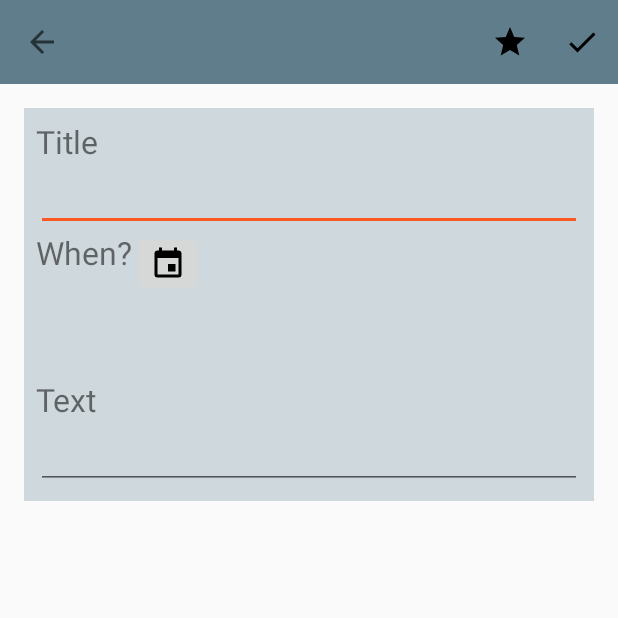
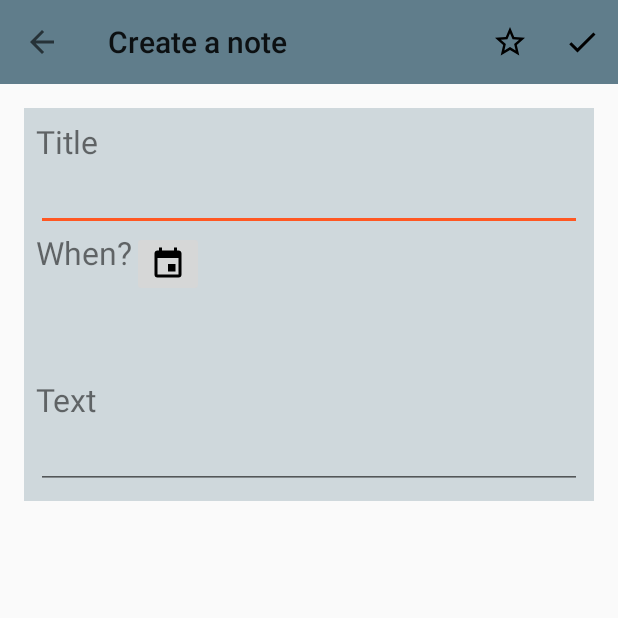
Before and after one commit to AndreaValenziano/ToDoList, an Android app: the screen it shows after launch (AddActivity), after a tap on an icon or button, on a phone screen of 412 x 824 dp, the top half of it. Run offline under Robolectric (Android 15) with nearby library versions, the phone set to English and light mode, and no system bars; 3 other taps on this screen came first.

```diff
--- a/app/src/main/java/com/example/andreavalenziano/todolist/activities/AddActivity.java
+++ b/app/src/main/java/com/example/andreavalenziano/todolist/activities/AddActivity.java
@@ -39,7 +39,7 @@ public class AddActivity extends AppCompatActivity {
     private DatePickerDialog fromDatePickerDialog;
 
     @Override
-    protected void onCreate( Bundle savedInstanceState) {
+    protected void onCreate(Bundle savedInstanceState) {
         intent = getIntent();
         super.onCreate(savedInstanceState);
         setContentView(R.layout.activity_add);
@@ -52,25 +52,22 @@ public class AddActivity extends AppCompatActivity {
         ActionBar actionBar = getSupportActionBar();
         actionBar.setDisplayHomeAsUpEnabled(true);
         actionBar.setDefaultDisplayHomeAsUpEnabled(true);
-
-
+        actionBar.setTitle("Create a note");
 
 
         titleET = (EditText) findViewById(R.id.title_et);
         dateExpTV = (TextView) findViewById(R.id.expiration_date_tv);
         textBodyET = (EditText) findViewById(R.id.text_body_et);
-        starIcon=(ImageView)findViewById(R.id.star_off_add);
+        starIcon = (ImageView) findViewById(R.id.star_off_add);
 
-        calendar_button=(ImageButton) findViewById(R.id.calendar_button);
-
+        calendar_button = (ImageButton) findViewById(R.id.calendar_button);
 
 
         if (intent.getBooleanExtra(MainActivity.EDIT, true)) {
-            setTitle("Edit note");
+            actionBar.setTitle("Edit note");
             titleET.setText(intent.getStringExtra(MainActivity.TITLE));
             dateExpTV.setText(intent.getStringExtra(MainActivity.DATE_EXP));
             textBodyET.setText(intent.getStringExtra(MainActivity.TEXT_BODY));
-
 
 
         }
@@ -82,15 +79,15 @@ public class AddActivity extends AppCompatActivity {
                 int startMonth = c.get(Calendar.MONTH);
                 int startDay = c.get(Calendar.DAY_OF_MONTH);
 
-                DatePickerDialog datePickerDialog=new DatePickerDialog(AddActivity.this, new DatePickerDialog.OnDateSetListener() {
+                DatePickerDialog datePickerDialog = new DatePickerDialog(AddActivity.this, new DatePickerDialog.OnDateSetListener() {
                     @Override
                     public void onDateSet(DatePicker view, int year, int month, int dayOfMonth) {
-                        String date=dayOfMonth+"-"+(month+1)+"-"+year;
+                        String date = dayOfMonth + "-" + (month + 1) + "-" + year;
                         System.out.println(date);
 
                         dateExpTV.setText(date);
                     }
-                },startYear, startMonth, startDay);
+                }, startYear, startMonth, startDay);
 
                 datePickerDialog.setTitle("Calendar");
                 datePickerDialog.show();
@@ -102,20 +99,19 @@ public class AddActivity extends AppCompatActivity {
     @Override
     public boolean onCreateOptionsMenu(Menu menu) {
         getMenuInflater().inflate(R.menu.menu_add, menu);
-       MenuItem item= menu.findItem(R.id.star_off_add);
+        MenuItem item = menu.findItem(R.id.star_off_add);
 
-        if(intent.getBooleanExtra(MainActivity.SPECIAL,true)){
+        if (intent.getBooleanExtra(MainActivity.SPECIAL, false)) {
             item.setIcon(R.drawable.ic_star_on);
-            isSpecial=true;
-        }
-        else
-        {
+            isSpecial = true;
+        } else {
             item.setIcon(R.drawable.ic_star_off);
-            isSpecial=false;
+            isSpecial = false;
         }
 
         return true;
     }
+
     @Override
     public boolean onOptionsItemSelected(MenuItem item) {
         // Handle item selection
@@ -138,12 +134,10 @@ public class AddActivity extends AppCompatActivity {
     }
 
     private void setSpecial(MenuItem item) {
-        isSpecial=!isSpecial;
-        if(isSpecial){
+        isSpecial = !isSpecial;
+        if (isSpecial) {
             item.setIcon(R.drawable.ic_star_on);
-        }
-        else
-        {
+        } else {
             item.setIcon(R.drawable.ic_star_off);
         }
 
@@ -152,28 +146,27 @@ public class AddActivity extends AppCompatActivity {
     private void deleteNote() {
 
 
-        intent.putExtra(MainActivity.DELETED,true);
-        setResult(Activity.RESULT_OK,intent);
+        intent.putExtra(MainActivity.DELETED, true);
+        setResult(Activity.RESULT_OK, intent);
 
     }
 
-    public void newNote(){
+    public void newNote() {
 
-        String title= titleET.getText().toString();
-        String dateExp= dateExpTV.getText().toString();
-        String textBody= textBodyET.getText().toString();
+        String title = titleET.getText().toString();
+        String dateExp = dateExpTV.getText().toString();
+        String textBody = textBodyET.getText().toString();
 
-        intent.putExtra(MainActivity.TITLE,title);
-        intent.putExtra(MainActivity.DATE_EXP,dateExp);
-        intent.putExtra(MainActivity.TEXT_BODY,textBody);
-        intent.putExtra(MainActivity.SPECIAL,isSpecial);
-        if(intent.getBooleanExtra(MainActivity.EDIT,true)){
-            intent.putExtra(MainActivity.EDIT,true);
+        intent.putExtra(MainActivity.TITLE, title);
+        intent.putExtra(MainActivity.DATE_EXP, dateExp);
+        intent.putExtra(MainActivity.TEXT_BODY, textBody);
+        intent.putExtra(MainActivity.SPECIAL, isSpecial);
+        if (intent.getBooleanExtra(MainActivity.EDIT, true)) {
+            intent.putExtra(MainActivity.EDIT, true);
         }
-        setResult(Activity.RESULT_OK,intent);
+        setResult(Activity.RESULT_OK, intent);
         finish();
     }
 
 
-
 }
--- a/app/src/main/java/com/example/andreavalenziano/todolist/activities/MainActivity.java
+++ b/app/src/main/java/com/example/andreavalenziano/todolist/activities/MainActivity.java
@@ -1,16 +1,20 @@
 package com.example.andreavalenziano.todolist.activities;
 
 import android.app.Activity;
+import android.content.Context;
 import android.content.Intent;
-import android.media.Image;
+import android.content.SharedPreferences;
 import android.os.Bundle;
 import android.support.design.widget.FloatingActionButton;
 import android.support.design.widget.Snackbar;
 import android.support.v7.app.AppCompatActivity;
 import android.support.v7.widget.LinearLayoutManager;
 import android.support.v7.widget.RecyclerView;
+import android.support.v7.widget.StaggeredGridLayoutManager;
 import android.support.v7.widget.Toolbar;
 import android.util.Log;
+import android.view.Menu;
+import android.view.MenuInflater;
 import android.view.View;
 import android.widget.Button;
 import android.view.MenuItem;
@@ -33,7 +37,7 @@ import static com.example.andreavalenziano.todolist.models.StateType.TODO;
  * Created by AndreaValenziano on 20/02/17.
  */
 
-public class MainActivity extends AppCompatActivity implements View.OnClickListener {
+public class MainActivity extends AppCompatActivity implements View.OnClickListener{
     Button toDoBtn;
     Button completeBtn;
     FloatingActionButton addBtn;
@@ -41,10 +45,16 @@ public class MainActivity extends AppCompatActivity implements View.OnClickListe
     ImageView starIcon;
     private RecyclerView noteRV;
     private RecyclerView.LayoutManager layoutManager;
+
     private static RelativeLayout relativeLayout;
     private NoteAdapter adapter;
 
     DatabaseHandler dbHandler;
+
+
+    private int STAGGERED_LAYOUT = 20;
+    private int LINEAR_LAYOUT = 21;
+    private int layoutManagerType = LINEAR_LAYOUT;
 
 
     //constants
@@ -58,7 +68,8 @@ public class MainActivity extends AppCompatActivity implements View.OnClickListe
     public static final String ID = "id";
     public static final String EDIT = "iseditable";
     public static final String DELETED = "isdeleted";
-    public static final String SPECIAL= "special";
+    public static final String SPECIAL = "special";
+    private static final String LAYOUT_MANAGER_KEY = "LAYOUT_MANAGER_KEY";
     public Snackbar snackbar;
 
     //flag
@@ -71,39 +82,83 @@ public class MainActivity extends AppCompatActivity implements View.OnClickListe
         setContentView(R.layout.activity_main);
 
         //toolbar
-        setTitle("Home");
-        Toolbar toolbar = (Toolbar) findViewById(R.id.toolbar);
+        Toolbar toolbar = (Toolbar) findViewById(R.id.toolbar_main);
         setSupportActionBar(toolbar);
-        //getSupportActionBar().setTitle("Home");
-
-
+        getSupportActionBar().setTitle(R.string.home);
 
 
         toDoBtn = (Button) findViewById(R.id.to_do_button);
         completeBtn = (Button) findViewById(R.id.complete_button);
         addBtn = (FloatingActionButton) findViewById(R.id.create_button);
 
-        starIcon=(ImageView) findViewById(R.id.star_icon_main);
+        starIcon = (ImageView) findViewById(R.id.star_icon_main);
 
         noteRV = (RecyclerView) findViewById(R.id.to_do_list_rv);
         adapter = new NoteAdapter(this);
-        layoutManager = new LinearLayoutManager(this);
+        // layoutManager = new LinearLayoutManager(this);
+        layoutManager = getSavedLayoutManager();
+
         noteRV.setLayoutManager(layoutManager);
         noteRV.setAdapter(adapter);
         registerForContextMenu(noteRV);
 
-        relativeLayout= (RelativeLayout) findViewById(R.id.main_layout);
+        relativeLayout = (RelativeLayout) findViewById(R.id.main_layout);
 
         toDoBtn.setOnClickListener(this);
         completeBtn.setOnClickListener(this);
         addBtn.setOnClickListener(this);
 
-       dbHandler = new DatabaseHandler(this);
+        dbHandler = new DatabaseHandler(this);
         adapter.setDataSet(dbHandler.getAllNotes());
 
 
     }
 
+    private RecyclerView.LayoutManager getSavedLayoutManager() {
+        SharedPreferences sharedPrefs = getSharedPreferences(getString(R.string.preference_file_key), Context.MODE_PRIVATE);
+        int layoutManager = sharedPrefs.getInt(LAYOUT_MANAGER_KEY, -1);
+        if (layoutManager == STAGGERED_LAYOUT) {
+            setLayoutManagerType(layoutManager);
+            return new StaggeredGridLayoutManager(2, StaggeredGridLayoutManager.VERTICAL);
+
+        }
+        if (layoutManager == LINEAR_LAYOUT) {
+            setLayoutManagerType(layoutManager);
+            return new LinearLayoutManager(this);
+        }
+        return new LinearLayoutManager(this);
+
+    }
+
+    @Override
+    public boolean onCreateOptionsMenu(Menu menu) {
+        MenuInflater inflater = getMenuInflater();
+        inflater.inflate(R.menu.menu_main, menu);
+        return super.onCreateOptionsMenu(menu);
+    }
+
+    @Override
+    public boolean onOptionsItemSelected(MenuItem item) {
+        int id = item.getItemId();
+        if (id == R.id.action_settings) {
+            Log.d("menu", "getLayoutManagerType " + getLayoutManagerType());
+            if (getLayoutManagerType() == STAGGERED_LAYOUT) {
+                setLayoutManagerType(LINEAR_LAYOUT);
+                noteRV.setLayoutManager(new LinearLayoutManager(this));
+                item.setIcon(getDrawable(R.drawable.view_quilt));
+
+
+            } else {
+                setLayoutManagerType(STAGGERED_LAYOUT);
+                noteRV.setLayoutManager(new StaggeredGridLayoutManager(2, StaggeredGridLayoutManager.VERTICAL));
+                item.setIcon(getDrawable(R.drawable.view_list));
+
+            }
+
+        }
+
+        return super.onOptionsItemSelected(item);
+    }
 
 
     @Override
@@ -137,19 +192,18 @@ public class MainActivity extends AppCompatActivity implements View.OnClickListe
             String title = data.getStringExtra(TITLE);
             String dateExp = data.getStringExtra(DATE_EXP);
             String textBody = data.getStringExtra(TEXT_BODY);
-            Boolean special= data.getBooleanExtra(SPECIAL,false);
+            Boolean special = data.getBooleanExtra(SPECIAL, false);
             Calendar dateCr = new GregorianCalendar();
-            SimpleDateFormat sDF=new SimpleDateFormat();
-            String dateCreation =sDF.format(dateCr.getTime());
+            SimpleDateFormat sDF = new SimpleDateFormat();
+            String dateCreation = sDF.format(dateCr.getTime());
             note = new Note(title, textBody, dateExp, dateCreation, dateCreation, TODO, special);
             adapter.addNote(note);
 
             dbHandler.addNote(note);
-            if(note.getId()>-1){
-                 snackbar= Snackbar.make(relativeLayout, R.string.adding_success, Snackbar.LENGTH_SHORT);
-            }else
-            {
-                snackbar= Snackbar.make(relativeLayout, R.string.database_error, Snackbar.LENGTH_SHORT);
+            if (note.getId() > -1) {
+                snackbar = Snackbar.make(relativeLayout, R.string.adding_success, Snackbar.LENGTH_SHORT);
+            } else {
+                snackbar = Snackbar.make(relativeLayout, R.string.database_error, Snackbar.LENGTH_SHORT);
             }
             snackbar.show();
         }
@@ -158,24 +212,23 @@ public class MainActivity extends AppCompatActivity implements View.OnClickListe
             String title = data.getStringExtra(TITLE);
             String dateExp = data.getStringExtra(DATE_EXP);
             String textBody = data.getStringExtra(TEXT_BODY);
-            Boolean isSpecial=data.getBooleanExtra(SPECIAL,false);
-           Calendar dateLE = new GregorianCalendar();
-            SimpleDateFormat sDF=new SimpleDateFormat();
-            String dateLastEdit =sDF.format(dateLE.getTime());
+            Boolean isSpecial = data.getBooleanExtra(SPECIAL, false);
+            Calendar dateLE = new GregorianCalendar();
+            SimpleDateFormat sDF = new SimpleDateFormat();
+            String dateLastEdit = sDF.format(dateLE.getTime());
 
-            int index=data.getIntExtra(ID,0);
+            int index = data.getIntExtra(ID, 0);
             editingNote.setTitle(title);
             editingNote.setDateLastEdit(dateLastEdit);
             editingNote.setTextBody(textBody);
             editingNote.setDateExpired(dateExp);
             editingNote.setSpecial(isSpecial);
 
-            if( dbHandler.updateNote(editingNote)>0){
-                snackbar= Snackbar.make(relativeLayout, R.string.updating_success, Snackbar.LENGTH_SHORT);
+            if (dbHandler.updateNote(editingNote) > 0) {
+                snackbar = Snackbar.make(relativeLayout, R.string.updating_success, Snackbar.LENGTH_SHORT);
                 adapter.updateNote(editingNote, index);
-            }else
-            {
-                snackbar= Snackbar.make(relativeLayout, R.string.database_error, Snackbar.LENGTH_SHORT);
+            } else {
+                snackbar = Snackbar.make(relativeLayout, R.string.database_error, Snackbar.LENGTH_SHORT);
             }
             snackbar.show();
 
@@ -194,17 +247,16 @@ public class MainActivity extends AppCompatActivity implements View.OnClickListe
     public boolean onContextItemSelected(MenuItem item) {
 
         int id = item.getItemId();
-        Note deletingNote=adapter.getNote(adapter.getPosition());
-        switch (id){
+        Note deletingNote = adapter.getNote(adapter.getPosition());
+        switch (id) {
             case R.id.action_delete:
                 //remove record
 
-                if(dbHandler.deleteNote(deletingNote)>0){
-                    snackbar= Snackbar.make(relativeLayout, R.string.deleting_success, Snackbar.LENGTH_SHORT);
+                if (dbHandler.deleteNote(deletingNote) > 0) {
+                    snackbar = Snackbar.make(relativeLayout, R.string.deleting_success, Snackbar.LENGTH_SHORT);
                     adapter.deleteNote(adapter.getPosition());
-                }else
-                {
-                    snackbar= Snackbar.make(relativeLayout, R.string.database_error, Snackbar.LENGTH_SHORT);
+                } else {
+                    snackbar = Snackbar.make(relativeLayout, R.string.database_error, Snackbar.LENGTH_SHORT);
                 }
                 snackbar.show();
                 // remove from adapter
@@ -214,13 +266,13 @@ public class MainActivity extends AppCompatActivity implements View.OnClickListe
             case R.id.action_edit:
 
                 editingNote = adapter.getNote(adapter.getPosition());
-                Intent i = new Intent(this,AddActivity.class);
+                Intent i = new Intent(this, AddActivity.class);
                 i.putExtra(EDIT, true);
-                i.putExtra(TITLE,editingNote.getTitle());
-                i.putExtra(TEXT_BODY,editingNote.getTextBody());
-                i.putExtra(DATE_EXP,editingNote.getDateExpired());
-                i.putExtra(SPECIAL,editingNote.isSpecial());
-                startActivityForResult(i,EDIT_REQUEST_CODE);
+                i.putExtra(TITLE, editingNote.getTitle());
+                i.putExtra(TEXT_BODY, editingNote.getTextBody());
+                i.putExtra(DATE_EXP, editingNote.getDateExpired());
+                i.putExtra(SPECIAL, editingNote.isSpecial());
+                startActivityForResult(i, EDIT_REQUEST_CODE);
                 break;
 
         }
@@ -229,8 +281,15 @@ public class MainActivity extends AppCompatActivity implements View.OnClickListe
     }
 
 
+    public int getLayoutManagerType() {
 
+        return layoutManagerType;
+    }
 
+    public void setLayoutManagerType(int layoutManagerType) {
+        this.layoutManagerType = layoutManagerType;
+        Log.d("setLayoutManagerType", "type " + this.layoutManagerType);
+    }
 
 
     @Override
@@ -266,6 +325,10 @@ public class MainActivity extends AppCompatActivity implements View.OnClickListe
     protected void onDestroy() {
         super.onDestroy();
         Log.d(TAG, "onDestroy");
+        SharedPreferences layoutPreferences = getSharedPreferences(getString(R.string.preference_file_key), Context.MODE_PRIVATE);
+        SharedPreferences.Editor editor = layoutPreferences.edit();
+        editor.putInt(LAYOUT_MANAGER_KEY, getLayoutManagerType());
+        editor.apply();
 
     }
 }
--- /dev/null
+++ b/app/src/main/res/drawable/view_list.xml
@@ -0,0 +1,10 @@
+<?xml version="1.0" encoding="utf-8"?><!-- drawable/view_list.xml -->
+<vector xmlns:android="http://schemas.android.com/apk/res/android"
+    android:width="24dp"
+    android:height="24dp"
+    android:viewportHeight="24"
+    android:viewportWidth="24">
+    <path
+        android:fillColor="#fff"
+        android:pathData="M9,5V9H21V5M9,19H21V15H9M9,14H21V10H9M4,9H8V5H4M4,19H8V15H4M4,14H8V10H4V14Z" />
+</vector>
--- /dev/null
+++ b/app/src/main/res/drawable/view_quilt.xml
@@ -0,0 +1,9 @@
+<?xml version="1.0" encoding="utf-8"?>
+<!-- drawable/view_quilt.xml -->
+    <vector xmlns:android="http://schemas.android.com/apk/res/android"
+        android:height="24dp"
+        android:width="24dp"
+        android:viewportWidth="24"
+        android:viewportHeight="24">
+        <path android:fillColor="#fff" android:pathData="M10,5V11H21V5M16,18H21V12H16M4,18H9V5H4M10,18H15V12H10V18Z" />
+    </vector>
--- a/app/src/main/res/layout/activity_main.xml
+++ b/app/src/main/res/layout/activity_main.xml
@@ -7,10 +7,9 @@
 
     <include layout="@layout/toolbar"
         android:id="@+id/toolbar_main">
+    </include>
 
-    </include>
     <LinearLayout
-
         android:layout_below="@id/toolbar_main"
         android:layout_width="match_parent"
         android:layout_height="wrap_content"
--- a/app/src/main/res/layout/toolbar.xml
+++ b/app/src/main/res/layout/toolbar.xml
@@ -4,32 +4,5 @@
     android:id="@+id/toolbar"
     android:layout_width="match_parent"
     android:layout_height="?attr/actionBarSize"
-    android:title="Example"
     android:background="?attr/colorPrimary"
-    app:popupTheme="@style/AppTheme">
-    <LinearLayout
-        android:layout_width="match_parent"
-        android:layout_height="match_parent"
-        android:gravity="end"
-        >
-       <!-- <ImageButton
-            android:id="@+id/star_off_toolbar"
-            android:layout_width="wrap_content"
-            android:layout_height="match_parent"
-            android:src="@drawable/ic_star_off"
-            android:background="@color/colorPrimary"
-            android:clickable="true"
-            />
-        <ImageButton
-            android:id="@+id/star_on_toolbar"
-            android:layout_width="wrap_content"
-            android:layout_height="match_parent"
-            android:src="@drawable/ic_star_on"
-            android:background="@color/colorPrimary"
-            android:clickable="true"
-            />-->
-
-    </LinearLayout>
-
-
-</android.support.v7.widget.Toolbar>
+    app:popupTheme="@style/AppTheme"/>
--- /dev/null
+++ b/app/src/main/res/menu/menu_main.xml
@@ -0,0 +1,10 @@
+<?xml version="1.0" encoding="utf-8"?>
+<menu xmlns:android="http://schemas.android.com/apk/res/android"
+    xmlns:app="http://schemas.android.com/apk/res-auto">
+    <item
+        android:id="@+id/action_settings"
+        android:icon="@drawable/view_quilt"
+        android:orderInCategory="100"
+        android:title="@string/action_settings"
+        app:showAsAction="always" />
+</menu>
--- a/app/src/main/res/values/strings.xml
+++ b/app/src/main/res/values/strings.xml
@@ -14,4 +14,7 @@
     <string name="updating_success">This note has been uptaded successfully</string>
     <string name="deleting_success">This note has been deleted successfully</string>
     <string name="special">Special</string>
+    <string name="preference_file_key">com.example.andreavalenziano.todolist.LAYOUT_CONFIGURATION_KEY</string>
+    <string name="action_settings">Action settings</string>
+    <string name="home">Home</string>
 </resources>
```
Also changed, not shown: app/src/main/res/values/styles.xml (+9 -0 lines).
